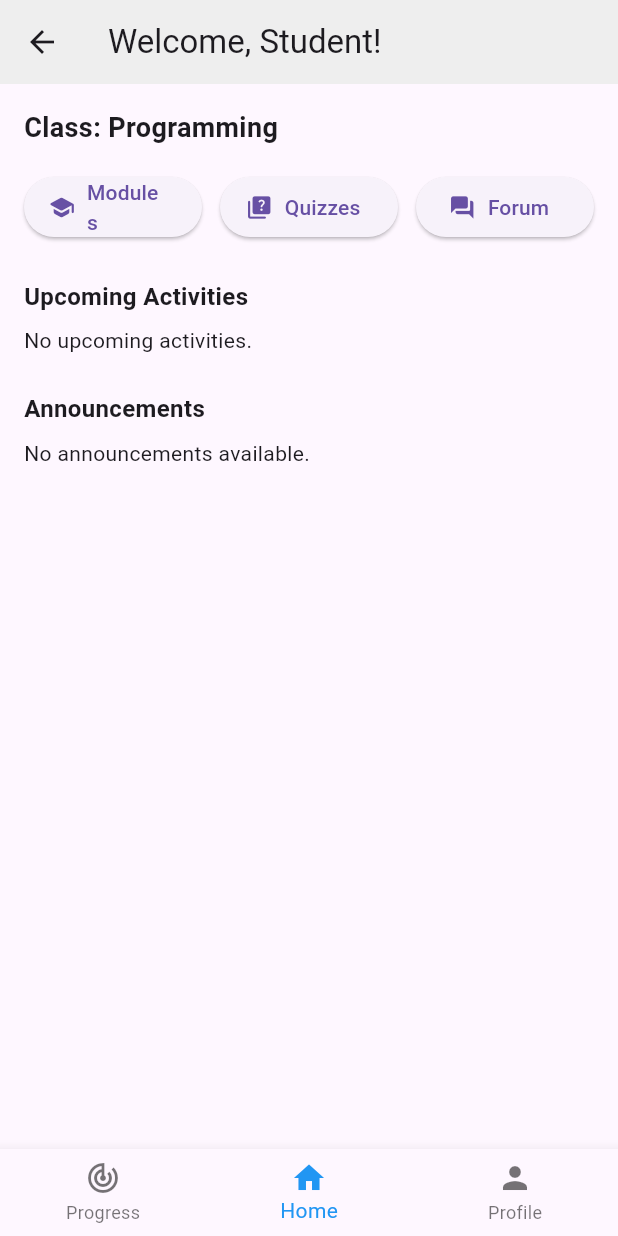
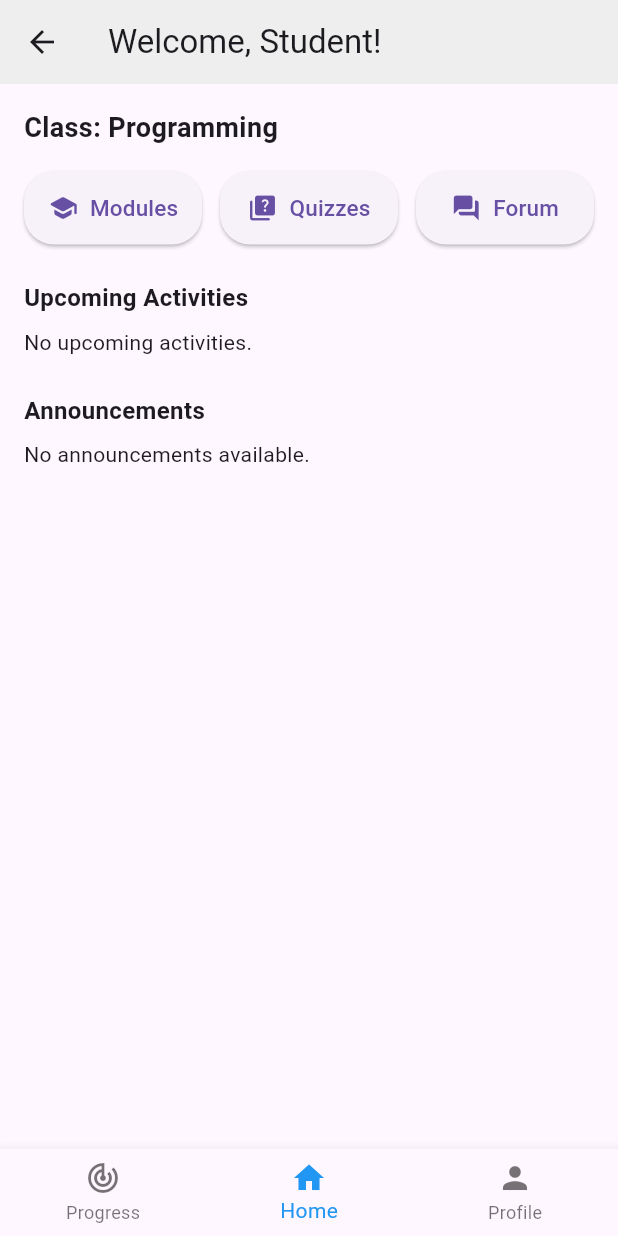
Before and after one commit to AzfarSharifuddin/CScore, a Flutter app: the StudentDashboard screen opened directly, on a phone screen of 412 x 824 dp. Run offline on Flutter 3.47's test engine with Material 3 defaults, Android fonts, the phone set to English and light mode, and no system bars; our stand-ins replace chewie, cloud_firestore, connectivity_plus, dio, file_picker, firebase_auth and 9 more; missing offline and left inert: pdfx, video_compress, video_thumbnail; accounts and stored records are empty; network calls fail; statements that could not run were skipped.

Commit message:
update133

```diff
--- a/cscore/lib/DashboardModule/Screens/student_dashboard.dart
+++ b/cscore/lib/DashboardModule/Screens/student_dashboard.dart
@@ -32,39 +32,42 @@ class StudentDashboard extends StatelessWidget {
         child: Column(
           crossAxisAlignment: CrossAxisAlignment.start,
           children: [
-            const Text('Class: Programming',
-                style: TextStyle(fontSize: 18, fontWeight: FontWeight.bold)),
+            const Text(
+              'Class: Programming',
+              style: TextStyle(fontSize: 18, fontWeight: FontWeight.bold),
+            ),
             const SizedBox(height: 16),
 
+            // 🔹 FIXED BUTTON ALIGNMENT
             Row(
               children: [
                 Expanded(
-                  child: ElevatedButton.icon(
+                  child: CustomDashboardButton(
+                    icon: Icons.school_rounded,
+                    label: 'Modules',
                     onPressed: () {
                       Navigator.pushNamed(context, '/learning');
                     },
-                    icon: const Icon(Icons.school_rounded),
-                    label: const Text('Modules'),
                   ),
                 ),
                 const SizedBox(width: 12),
                 Expanded(
-                  child: ElevatedButton.icon(
+                  child: CustomDashboardButton(
+                    icon: Icons.quiz_rounded,
+                    label: 'Quizzes',
                     onPressed: () {
                       Navigator.pushNamed(context, '/quiz');
                     },
-                    icon: const Icon(Icons.quiz_rounded),
-                    label: const Text('Quizzes'),
                   ),
                 ),
                 const SizedBox(width: 12),
                 Expanded(
-                  child: ElevatedButton.icon(
+                  child: CustomDashboardButton(
+                    icon: Icons.forum_rounded,
+                    label: 'Forum',
                     onPressed: () {
                       Navigator.pushNamed(context, '/forum');
                     },
-                    icon: const Icon(Icons.forum_rounded),
-                    label: const Text('Forum'),
                   ),
                 ),
               ],
@@ -77,7 +80,7 @@ class StudentDashboard extends StatelessWidget {
 
             StreamBuilder(
               stream: FirebaseFirestore.instance
-                  .collection('activity') // updated
+                  .collection('activity')
                   .orderBy('deadline')
                   .snapshots(),
               builder: (context, snapshot) {
@@ -94,7 +97,8 @@ class StudentDashboard extends StatelessWidget {
                     return Card(
                       elevation: 2,
                       shape: RoundedRectangleBorder(
-                          borderRadius: BorderRadius.circular(12)),
+                        borderRadius: BorderRadius.circular(12),
+                      ),
                       child: ListTile(
                         title: Text(data['title'] ?? 'No Title'),
                         subtitle: Text(data['description'] ?? ''),
@@ -136,7 +140,6 @@ class StudentDashboard extends StatelessWidget {
                 if (!snapshot.hasData) {
                   return const Center(child: CircularProgressIndicator());
                 }
-
                 if (snapshot.data!.docs.isEmpty) {
                   return const Text("No announcements available.");
                 }
@@ -144,11 +147,11 @@ class StudentDashboard extends StatelessWidget {
                 return Column(
                   children: snapshot.data!.docs.map((doc) {
                     final data = doc.data() as Map<String, dynamic>;
-
                     return Card(
                       elevation: 2,
                       shape: RoundedRectangleBorder(
-                          borderRadius: BorderRadius.circular(12)),
+                        borderRadius: BorderRadius.circular(12),
+                      ),
                       child: ListTile(
                         title: Text(data['Title'] ?? ''),
                         subtitle: Text(data['Description'] ?? ''),
@@ -171,8 +174,10 @@ class StudentDashboard extends StatelessWidget {
         selectedItemColor: Colors.blue,
         onTap: (index) {
           if (index == 0) {
-            Navigator.push(context,
-                MaterialPageRoute(builder: (context) => ViewProgressScreen()));
+            Navigator.push(
+              context,
+              MaterialPageRoute(builder: (context) => ViewProgressScreen()),
+            );
           } else if (index == 2) {
             Navigator.push(
               context,
@@ -198,3 +203,46 @@ class StudentDashboard extends StatelessWidget {
     );
   }
 }
+
+// 🔹 REUSABLE BUTTON FIX
+class CustomDashboardButton extends StatelessWidget {
+  final IconData icon;
+  final String label;
+  final VoidCallback onPressed;
+
+  const CustomDashboardButton({
+    super.key,
+    required this.icon,
+    required this.label,
+    required this.onPressed,
+  });
+
+  @override
+  Widget build(BuildContext context) {
+    return ElevatedButton(
+      onPressed: onPressed,
+      style: ElevatedButton.styleFrom(
+        padding: const EdgeInsets.symmetric(vertical: 14),
+        shape: RoundedRectangleBorder(
+          borderRadius: BorderRadius.circular(20),
+        ),
+      ),
+      child: Row(
+        mainAxisAlignment: MainAxisAlignment.center,
+        mainAxisSize: MainAxisSize.max,
+        children: [
+          Icon(icon, size: 20),
+          const SizedBox(width: 8),
+          Flexible(
+            child: Text(
+              label,
+              style: const TextStyle(fontSize: 15),
+              softWrap: false,
+              overflow: TextOverflow.fade,
+            ),
+          ),
+        ],
+      ),
+    );
+  }
+}
```
